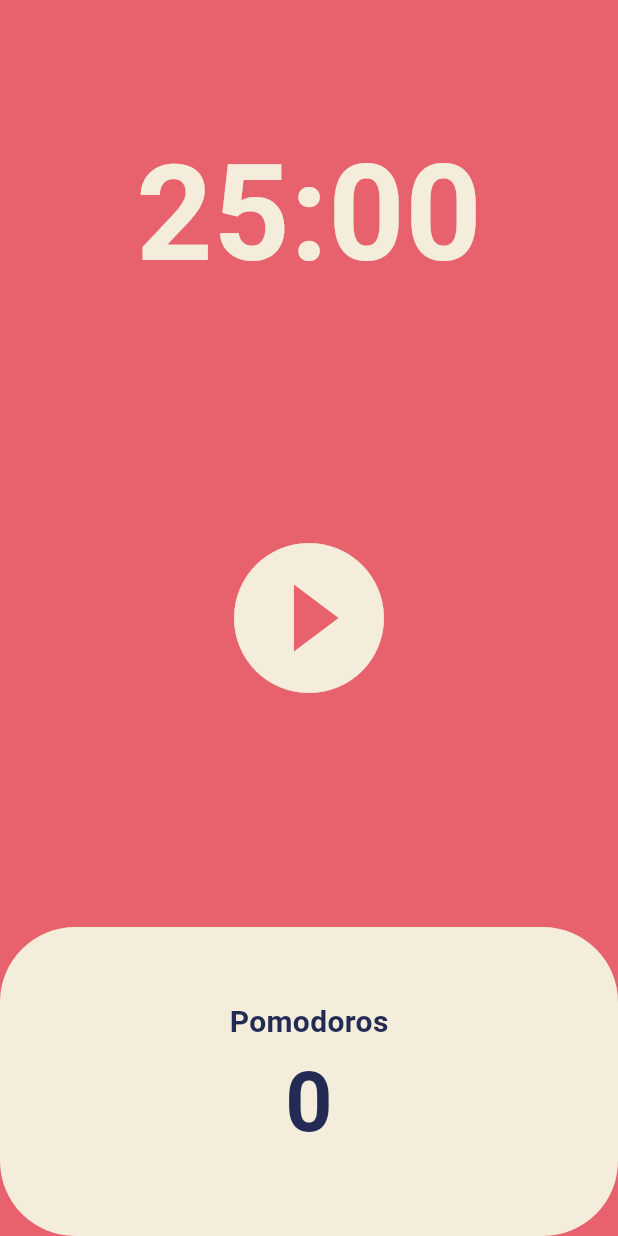
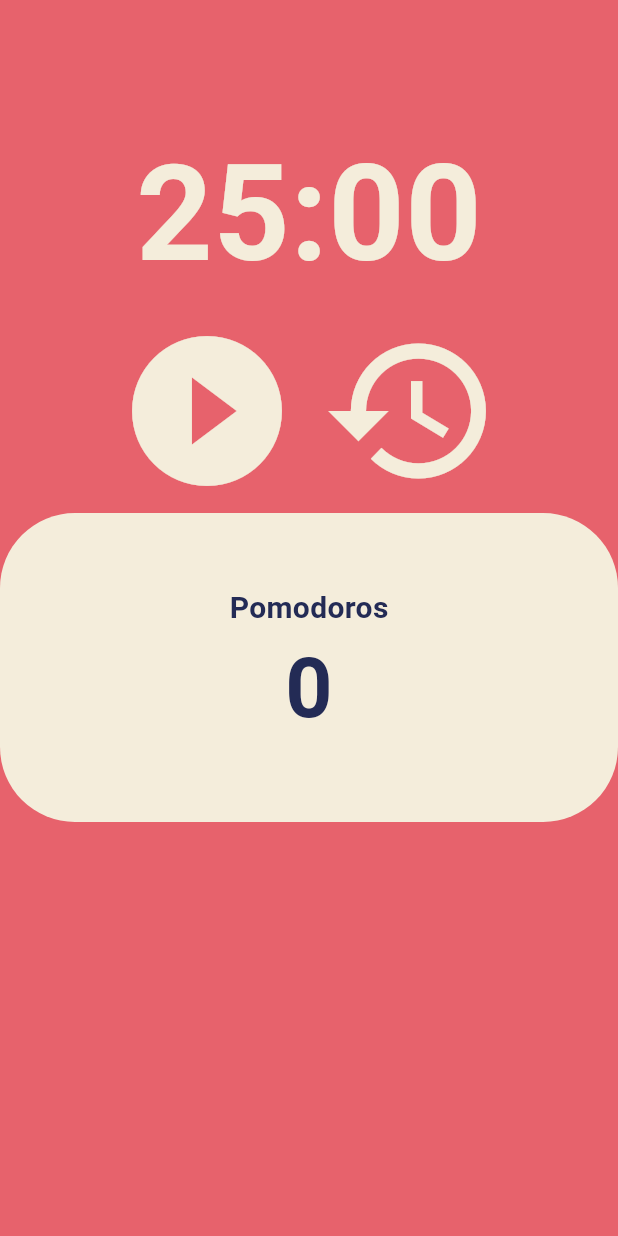
Before and after one commit to chohangmin/Pomodoro, a Flutter app: the screen it shows after launch, on a phone screen of 412 x 824 dp. Run offline on Flutter 3.47's test engine with Material 3 defaults, Android fonts, the phone set to English and light mode, and no system bars.

Commit message:
Add Reset Button

```diff
--- a/lib/screens/home_screen.dart
+++ b/lib/screens/home_screen.dart
@@ -30,6 +30,14 @@ class _HomeScreenState extends State<HomeScreen> {
     });
   }
 
+  void onResetPressed() {
+    timer.cancel();
+    setState(() {
+      isRunning = false;
+      totalSeconds = twentyFiveMinutes;
+    });
+  }
+
   void onTick(Timer timer) {
     if (totalSeconds == 0) {
       setState(() {
@@ -50,7 +58,7 @@ class _HomeScreenState extends State<HomeScreen> {
       seconds: seconds,
     );
 
-    return duration.toString().split(".").first.substring(2, 7);;
+    return duration.toString().split(".").first.substring(2, 7);
   }
 
   @override
@@ -75,15 +83,25 @@ class _HomeScreenState extends State<HomeScreen> {
           ),
           Flexible(
             flex: 2,
-            child: Center(
-                child: IconButton(
+            child: Row(
+              mainAxisAlignment: MainAxisAlignment.center,
+              children: [
+                IconButton(
                   iconSize: 120,
                   color: Theme.of(context).cardColor,
                   onPressed: isRunning ? onPausePressed : onStartPressed,
                   icon: isRunning
                       ? const Icon(Icons.pause_circle)
                       : const Icon(Icons.play_circle_fill),
-            )),
+                ),
+                IconButton(
+                  iconSize: 120,
+                  color: Theme.of(context).cardColor,
+                  onPressed: onResetPressed,
+                  icon: const Icon(Icons.restore),
+                ),
+              ],
+            ),
           ),
           Flexible(
             flex: 1,
```
Lines whose indentation alone changed are shown as unchanged.
